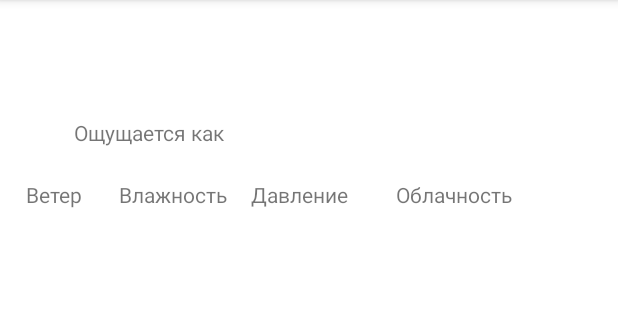
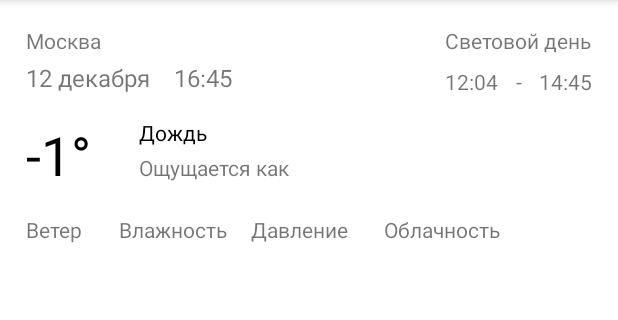
Before and after one commit to BeyondDesolation/SimpleWeatherApp, an Android app: the screen it shows after launch (MainActivity), on a phone screen of 412 x 824 dp, the part 84-404 px from its top. Run offline under Robolectric (Android 15) with nearby library versions, the phone set to English and light mode, and no system bars.

Commit message:
Привел ответ OpenWeather api к нормальному виду, в соответствии изменил UI

```diff
--- a/app/src/main/java/com/bd/simpleweatherapp/presentation/weatherdisplay/WeatherDisplayViewModel.kt
+++ b/app/src/main/java/com/bd/simpleweatherapp/presentation/weatherdisplay/WeatherDisplayViewModel.kt
@@ -5,28 +5,46 @@ import androidx.lifecycle.LiveData
 import androidx.lifecycle.MutableLiveData
 import androidx.lifecycle.ViewModel
 import androidx.lifecycle.viewModelScope
+import com.bd.simpleweatherapp.data.mappers.WeatherApiMapper
+import com.bd.simpleweatherapp.data.models.CityInfo
 import com.bd.simpleweatherapp.data.models.OpenWeatherApiResponse
 import com.bd.simpleweatherapp.data.models.WeatherForecast
+import com.bd.simpleweatherapp.data.models.WeatherForecastInfo
 import com.bd.simpleweatherapp.data.remote.OpenWeatherApi
 import kotlinx.coroutines.launch
 
 class WeatherDisplayViewModel : ViewModel() {
 
+    private val TAG = "MY_TAG"
     private var response: OpenWeatherApiResponse? = null
-    private val TAG = "MY_TAG"
 
-    private val _weatherForecastsList: MutableLiveData<List<WeatherForecast>> by lazy {
-        MutableLiveData<List<WeatherForecast>>()
+    private val _weatherForecastsList: MutableLiveData<List<WeatherForecastInfo>> by lazy {
+        MutableLiveData()
     }
+    val weatherForecastsList: LiveData<List<WeatherForecastInfo>> get() = _weatherForecastsList
 
-    val weatherForecastsList: LiveData<List<WeatherForecast>> get() = _weatherForecastsList
+    private val _currentForecast: MutableLiveData<WeatherForecastInfo> by lazy {
+        MutableLiveData()
+    }
+    val currentForecast: LiveData<WeatherForecastInfo> get() = _currentForecast
+
+    private val _cityInfo: MutableLiveData<CityInfo> by lazy {
+        MutableLiveData()
+    }
+    val cityInfo: LiveData<CityInfo> get() = _cityInfo
+
+    private val weatherApiMapper: WeatherApiMapper by lazy {
+        WeatherApiMapper()
+    }
 
     fun testRequest(weatherApi: OpenWeatherApi) {
         viewModelScope.launch {
             try {
                 response = weatherApi.getHourlyForecast()
                 if (response?.code == "200"){
-                     _weatherForecastsList.value = response?.forecasts
+                    _weatherForecastsList.value = weatherApiMapper.toWeatherForecastInfo(response!!, getMonthsNames())
+                    _currentForecast.value = _weatherForecastsList.value?.get(0)
+                    _cityInfo.value = weatherApiMapper.toCityInfo(response!!)
                 } else {
                     Log.e(TAG, "Request exception: response code is ${response?.code}")
                 }
@@ -35,4 +53,10 @@ class WeatherDisplayViewModel : ViewModel() {
             }
         }
     }
+
+    private fun getMonthsNames(): List<String> {
+        // TODO: Вынести в ресуры?
+        return listOf ("января", "февраля", "марта", "апреля", "мая", "июня",
+            "июля", "августа", "сентября", "октября", "ноября", "декабря")
+    }
 }
--- a/app/src/main/res/layout/fragment_weather_display.xml
+++ b/app/src/main/res/layout/fragment_weather_display.xml
@@ -7,15 +7,25 @@
     tools:context=".presentation.weatherdisplay.WeatherDisplayFragment">
 
     <TextView
-        android:id="@+id/textDateTime"
+        android:id="@+id/textDate"
         android:layout_width="wrap_content"
         android:layout_height="wrap_content"
         android:layout_marginStart="16dp"
-        android:layout_marginTop="16dp"
-        android:text=""
+        android:layout_marginTop="4dp"
+        android:text="12 декабря"
         android:textSize="16sp"
         app:layout_constraintStart_toStartOf="parent"
-        app:layout_constraintTop_toTopOf="parent" />
+        app:layout_constraintTop_toBottomOf="@+id/textCity" />
+
+    <TextView
+        android:id="@+id/textTime"
+        android:layout_width="wrap_content"
+        android:layout_height="wrap_content"
+        android:layout_marginStart="16dp"
+        android:text="16:45"
+        android:textSize="16sp"
+        app:layout_constraintStart_toEndOf="@+id/textDate"
+        app:layout_constraintTop_toTopOf="@+id/textDate" />
 
     <TextView
         android:id="@+id/textTemperatureMain"
@@ -23,11 +33,11 @@
         android:layout_height="wrap_content"
         android:layout_marginStart="16dp"
         android:layout_marginTop="16dp"
-        android:text=""
+        android:text="-1°"
         android:textSize="36sp"
         android:textColor="@color/black"
         app:layout_constraintStart_toStartOf="parent"
-        app:layout_constraintTop_toBottomOf="@+id/textDateTime" />
+        app:layout_constraintTop_toBottomOf="@+id/textDate" />
 
     <TextView
         android:id="@+id/textCondition"
@@ -35,10 +45,10 @@
         android:layout_height="wrap_content"
         android:layout_marginStart="32dp"
         android:layout_marginTop="16dp"
-        android:text=""
+        android:text="Дождь"
         android:textColor="@color/black"
         app:layout_constraintStart_toEndOf="@+id/textTemperatureMain"
-        app:layout_constraintTop_toBottomOf="@+id/textDateTime" />
+        app:layout_constraintTop_toBottomOf="@+id/textDate" />
 
     <TextView
         android:id="@+id/textView5"
@@ -88,7 +98,7 @@
             <TextView
                 android:layout_width="wrap_content"
                 android:layout_height="wrap_content"
-                android:layout_marginEnd="32dp"
+                android:layout_marginEnd="24dp"
                 android:text="@string/pressure" />
 
             <TextView
@@ -135,10 +145,58 @@
         android:layout_width="match_parent"
         android:layout_height="wrap_content"
         android:layout_marginStart="16dp"
-        android:layout_marginTop="24dp"
-        android:layout_marginBottom="16dp"
+        android:layout_marginTop="40dp"
         app:layout_constraintEnd_toEndOf="parent"
         app:layout_constraintStart_toStartOf="parent"
         app:layout_constraintTop_toBottomOf="@+id/tableLayout" />
 
+    <TextView
+        android:id="@+id/textView2"
+        android:layout_width="wrap_content"
+        android:layout_height="wrap_content"
+        android:layout_marginTop="16dp"
+        android:layout_marginEnd="16dp"
+        android:text="@string/daylightHours"
+        app:layout_constraintEnd_toEndOf="parent"
+        app:layout_constraintTop_toTopOf="parent" />
+
+    <TextView
+        android:id="@+id/textSunset"
+        android:layout_width="wrap_content"
+        android:layout_height="wrap_content"
+        android:layout_marginTop="8dp"
+        android:layout_marginEnd="16dp"
+        android:text="14:45"
+        app:layout_constraintEnd_toEndOf="parent"
+        app:layout_constraintTop_toBottomOf="@+id/textView2" />
+
+    <TextView
+        android:id="@+id/textSunrise"
+        android:layout_width="wrap_content"
+        android:layout_height="wrap_content"
+        android:layout_marginTop="8dp"
+        android:text="12:04"
+        app:layout_constraintStart_toStartOf="@+id/textView2"
+        app:layout_constraintTop_toBottomOf="@+id/textView2" />
+
+    <TextView
+        android:id="@+id/textView6"
+        android:layout_width="wrap_content"
+        android:layout_height="wrap_content"
+        android:layout_marginTop="8dp"
+        android:text="-"
+        app:layout_constraintEnd_toStartOf="@+id/textSunset"
+        app:layout_constraintStart_toEndOf="@+id/textSunrise"
+        app:layout_constraintTop_toBottomOf="@+id/textView2" />
+
+    <TextView
+        android:id="@+id/textCity"
+        android:layout_width="wrap_content"
+        android:layout_height="wrap_content"
+        android:layout_marginStart="16dp"
+        android:layout_marginTop="16dp"
+        android:text="Москва"
+        app:layout_constraintStart_toStartOf="parent"
+        app:layout_constraintTop_toTopOf="parent" />
+
 </androidx.constraintlayout.widget.ConstraintLayout>
--- a/app/src/main/res/values/strings.xml
+++ b/app/src/main/res/values/strings.xml
@@ -5,4 +5,5 @@
     <string name="clouds">Облачность</string>
     <string name="humidity">Влажность</string>
     <string name="pressure">Давление</string>
+    <string name="daylightHours">Световой день</string>
 </resources>
```
Also changed, not shown: app/src/main/java/com/bd/simpleweatherapp/data/mappers/WeatherApiMaper.kt (added, +61 -0 lines), app/src/main/java/com/bd/simpleweatherapp/data/models/CityInfo.kt (added, +7 -0 lines), app/src/main/java/com/bd/simpleweatherapp/data/models/WeatherForecastInfo.kt (added, +15 -0 lines), app/src/main/java/com/bd/simpleweatherapp/presentation/adapters/WeatherAdapter.kt (+12 -10 lines), app/src/main/java/com/bd/simpleweatherapp/presentation/weatherdisplay/WeatherDisplayFragment.kt (+20 -9 lines), app/src/main/res/layout/cell_weather_forecast.xml (+51 -15 lines), app/src/main/java/com/bd/simpleweatherapp/data/models/WeatherApiResponse.kt (renamed from app/src/main/java/com/bd/simpleweatherapp/data/models/WeatherForecastApiResponse.kt).
